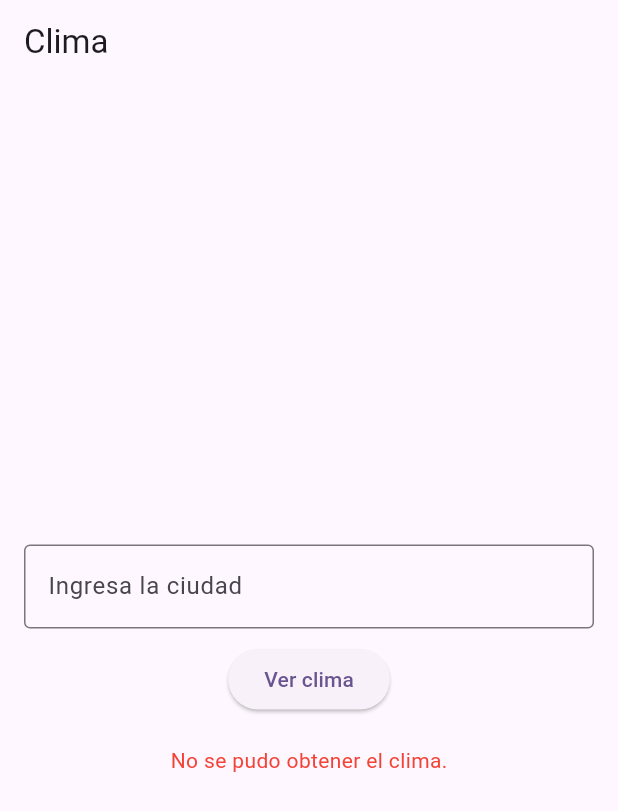
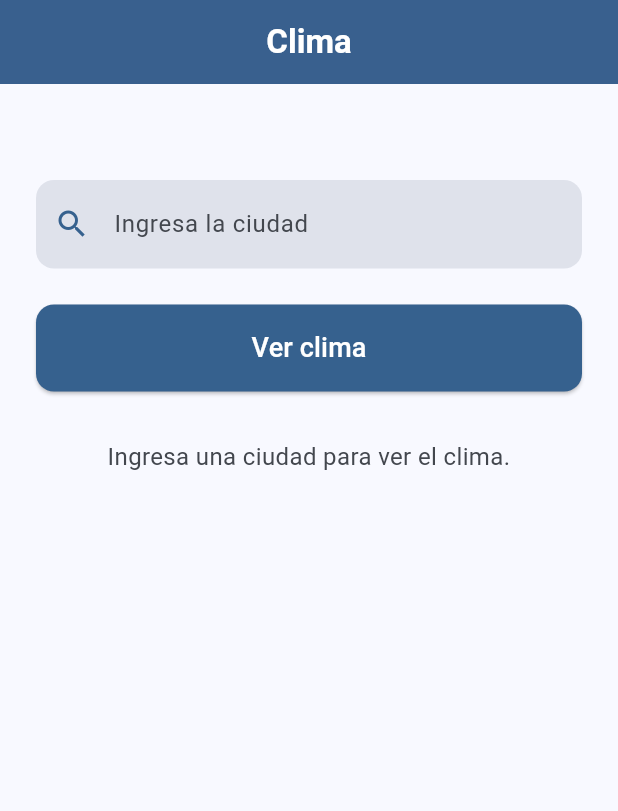
Before and after one commit to ejmerino/widget_clima, a Flutter app: the screen it shows after launch, on a phone screen of 412 x 824 dp. Shown: the top 811 px of the screen. Run offline on Flutter 3.47's test engine with Material 3 defaults, Android fonts, the phone set to English and light mode, and no system bars; our stand-ins replace weather_icons.

Commit message:
Improve Design

```diff
--- a/widget_clima/lib/vista/clima_vista.dart
+++ b/widget_clima/lib/vista/clima_vista.dart
@@ -31,44 +31,96 @@ class ClimaVistaState extends State<ClimaVista> {
 
   @override
   Widget build(BuildContext context) {
+    final ColorScheme colorScheme = ColorScheme.fromSeed(seedColor: Colors.blue, brightness: Brightness.light); // Color scheme azul
+
     return Scaffold(
+      backgroundColor: colorScheme.background, // Usa el color de fondo predeterminado
       appBar: AppBar(
-        title: Text("Clima"),
+        backgroundColor: colorScheme.primary,
+        elevation: 2, // Reduce la elevación para una apariencia más plana
+        centerTitle: true,
+        title: Text(
+          "Clima",
+          style: TextStyle(fontWeight: FontWeight.w600, color: colorScheme.onPrimary), //Text color on the container
         ),
-      body: Padding(
-        padding: const EdgeInsets.all(16.0),
+      ),
+      body: SingleChildScrollView( // Agregado para evitar overflow
+        child: Padding(
+          padding: const EdgeInsets.all(24.0), // Aumenta el padding
           child: Column(
-          mainAxisAlignment: MainAxisAlignment.center,
+            mainAxisAlignment: MainAxisAlignment.start, // Alinea los widgets al inicio
+            crossAxisAlignment: CrossAxisAlignment.stretch,
             children: [
+              const SizedBox(height: 40), // Espacio superior
+
               // Caja de texto para ingresar la ciudad
-            TextField(
+              TextFormField(
                 controller: ciudadC,
+                style: TextStyle(fontSize: 18, color: colorScheme.onBackground), // Usar onSurface para el texto
                 decoration: InputDecoration(
                   labelText: "Ingresa la ciudad",
-                border: OutlineInputBorder(),
+                  labelStyle: TextStyle(color: colorScheme.onSurfaceVariant), // Usa un color sutil para la etiqueta
+                  border: OutlineInputBorder(
+                    borderRadius: BorderRadius.circular(12), // Bordes redondeados
+                    borderSide: BorderSide.none, // Sin borde
+                  ),
+                  prefixIcon: Icon(Icons.search, color: colorScheme.primary),
+                  filled: true,
+                  fillColor: colorScheme.surfaceVariant, // Un tono sutil para el fondo
+                  hintStyle: TextStyle(color: colorScheme.onSurface.withOpacity(0.6)),
+                  hintText: 'Ej. Londres',
                 ),
               ),
-            SizedBox(height: 10),
+              const SizedBox(height: 24),
+
               // Botón para ver el clima
               ElevatedButton(
                 onPressed: obtenerYActualizarClima,
-              child: Text("Ver clima"),
+                style: ElevatedButton.styleFrom(
+                  backgroundColor: colorScheme.primary,
+                  padding: const EdgeInsets.symmetric(vertical: 16),
+                  shape: RoundedRectangleBorder(
+                    borderRadius: BorderRadius.circular(12),
                   ),
-            SizedBox(height: 20),
+                  elevation: 1, // Sutil elevación
+                ),
+                child: Text(
+                  "Ver clima",
+                  style: TextStyle(fontSize: 18, fontWeight: FontWeight.w500, color: colorScheme.onPrimary), // OnPrimary para el texto
+                ),
+              ),
+
+              const SizedBox(height: 32),
+
               // Mostrar el clima si se obtuvo correctamente
-            if (climaModelo != null)
-              ClimaWidget(
+              AnimatedSwitcher(  // Transición suave entre los widgets
+                duration: const Duration(milliseconds: 300),
+                child: climaModelo != null
+                    ? Container(
+                  padding: const EdgeInsets.all(20),
+                  decoration: BoxDecoration(
+                    color: colorScheme.surfaceVariant,
+                    borderRadius: BorderRadius.circular(12),
+                  ),
+                  child: ClimaWidget(
                     ciudad: climaModelo!.ciudad,
                     temperatura: climaModelo!.temperatura,
                     descripcion: climaModelo!.descripcion,
                   ),
-            // Mostrar mensaje si no se pudo obtener el clima
-            if (climaModelo == null)
-              Text(
-                "No se pudo obtener el clima.",
-                style: TextStyle(color: Colors.red),
+                )
+                    : Center(
+                  child: Text(
+                    "Ingresa una ciudad para ver el clima.",
+                    style: TextStyle(
+                      color: colorScheme.onSurfaceVariant,
+                      fontSize: 16,
+                    ),
+                    textAlign: TextAlign.center,
+                  ),
+                ),
               ),
             ],
+          ),
         ),
       ),
     );
--- a/widget_clima/pubspec.yaml
+++ b/widget_clima/pubspec.yaml
@@ -31,6 +31,7 @@ dependencies:
   flutter:
     sdk: flutter
   http: ^1.2.2
+  weather_icons: ^3.0.0
 
   # The following adds the Cupertino Icons font to your application.
   # Use with the CupertinoIcons class for iOS style icons.
```
Also changed, not shown: widget_clima/lib/vista/clima_widget.dart (+101 -38 lines), widget_clima/pubspec.lock. Lines whose indentation alone changed are shown as unchanged.
